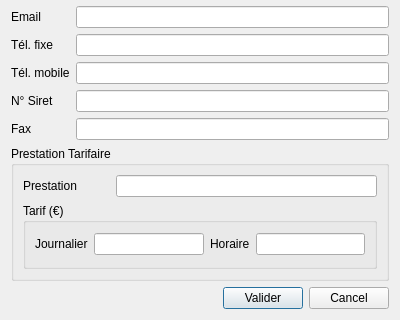
Old version of the form src/dialogs/userdatadialog.ui in the repository FACT-Team/FactDev; both pictures show x 0 to 400 and y 230 to 550 of the 400 by 550 pixel window.
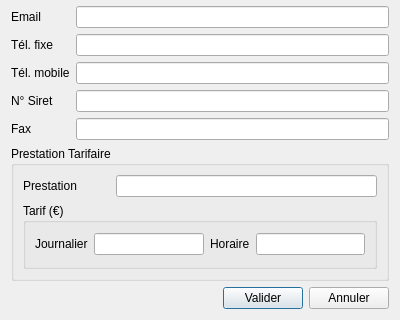
New version of the form. Icons and pictures are not drawn.

The edit to the form file:
```diff
--- a/src/dialogs/userdatadialog.ui
+++ b/src/dialogs/userdatadialog.ui
@@ -46,7 +46,11 @@
      <item>
       <widget class="QPushButton" name="btnCancel">
        <property name="text">
-        <string>Cancel</string>
+        <string>Annuler</string>
+       </property>
+       <property name="icon">
+        <iconset resource="../icons.qrc">
+         <normaloff>:/icons/img/cancel.png</normaloff>:/icons/img/cancel.png</iconset>
        </property>
       </widget>
      </item>
```
Left out of the diff: 8 changed lines with no effect on the pictures.
